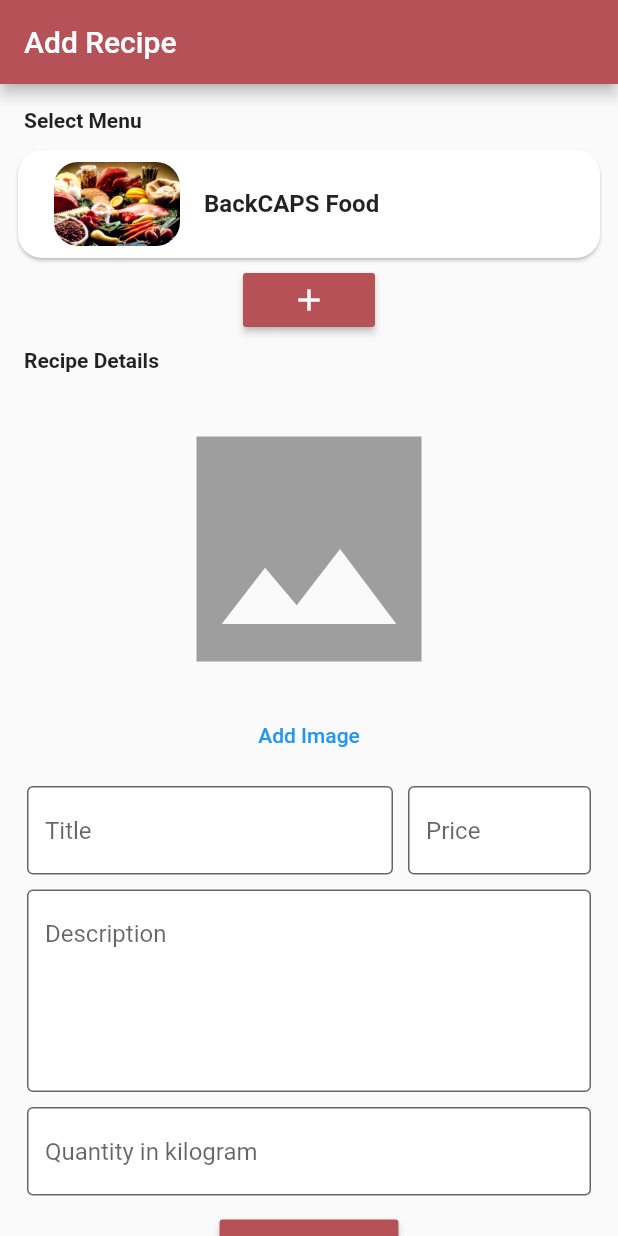
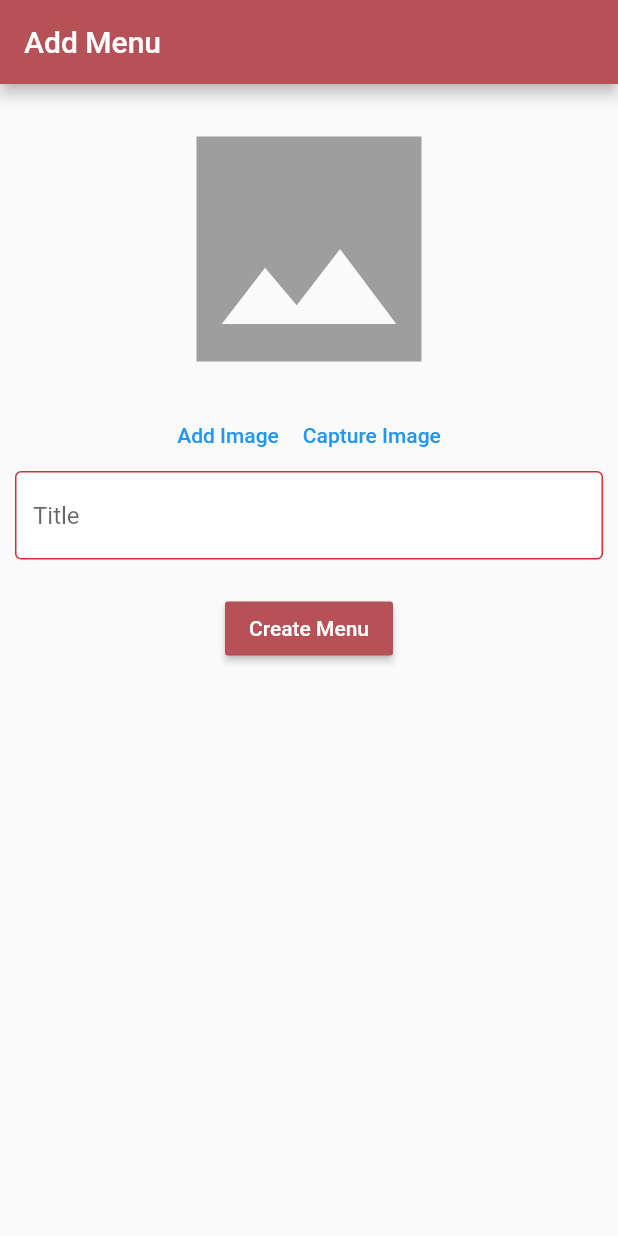
Before and after one commit to Zohaib1397/homenom, a Flutter app: the screen it shows after launch, on a phone screen of 412 x 824 dp. Run offline on Flutter 3.47's test engine with Material 2 defaults, Android fonts, the phone set to English and light mode, and no system bars; our stand-ins replace cloud_firestore, firebase_auth, firebase_core, geolocator, google_maps_flutter, image_picker and 2 more; missing offline and left inert: geocode; accounts and stored records are empty.

Commit message:
Menu and recipe database connected successfully

```diff
--- a/lib/constants/constants.dart
+++ b/lib/constants/constants.dart
@@ -2,6 +2,7 @@ import 'package:flutter/material.dart';
 import 'package:geocode/geocode.dart';
 import 'package:google_maps_flutter/google_maps_flutter.dart';
 
+import '../services/TextFieldHandler.dart';
 import '../structure/Address.dart';
 import '../structure/Role.dart';
 
@@ -29,3 +30,20 @@ const loremText = "Lorem ipsum dolor sit amet, consectetur adipiscing elit, sed
 
 const google_api_key = "AIzaSyCDBOCu_XE--rB5BamJJm4wFmk4AUa2pRI";
 const geocoder_api_key = "348740175803540265921x108595";
+
+TextField buildTextField(String hint, TextFieldHandler handler,
+    {int maxLines = 1, TextInputType inputType = TextInputType.name, bool hasErrorText = false}) {
+  return TextField(
+    controller: handler.controller,
+    maxLines: maxLines,
+    keyboardType: inputType,
+    decoration: !hasErrorText ? kInputFieldDecoration.copyWith(
+      hintText: hint,
+      border: const OutlineInputBorder(borderSide: BorderSide(width: 1)),
+    ) : kInputFieldDecoration.copyWith(
+      hintText: hint,
+      border: const OutlineInputBorder(borderSide: BorderSide(width: 1)),
+      errorText: handler.errorText,
+    ),
+  );
+}
--- a/lib/main.dart
+++ b/lib/main.dart
@@ -2,6 +2,7 @@ import 'package:firebase_core/firebase_core.dart';
 import 'package:flutter/material.dart';
 import 'package:homenom/firebase_options.dart';
 import 'package:homenom/screens/ForgetPasswordScreen.dart';
+import 'package:homenom/screens/add_menu_screen.dart';
 import 'package:homenom/screens/add_recipe_screen.dart';
 import 'package:homenom/screens/authentication_status.dart';
 import 'package:homenom/screens/cart_screen.dart';
@@ -35,8 +36,9 @@ class MyApp extends StatelessWidget {
   Widget build(BuildContext context) {
     return MaterialApp(
       debugShowCheckedModeBanner: false,
-      initialRoute: AddRecipeScreen.id,
+      initialRoute: AddMenuScreen.id,
       routes: {
+        AddMenuScreen.id: (context) => const AddMenuScreen(),
         AddRecipeScreen.id : (context) => const AddRecipeScreen(),
         SellerScreen.id: (context) => const SellerScreen(),
         OrderScreen.id: (context) => const OrderScreen(),
--- /dev/null
+++ b/lib/screens/add_menu_screen.dart
@@ -0,0 +1,110 @@
+import 'dart:io';
+
+import 'package:cloud_firestore/cloud_firestore.dart';
+import 'package:firebase_auth/firebase_auth.dart';
+import 'package:flutter/material.dart';
+import 'package:homenom/constants/constants.dart';
+import 'package:homenom/screens/recipe_screen.dart';
+import 'package:homenom/services/TextFieldHandler.dart';
+import 'package:image_picker/image_picker.dart';
+
+import '../services/Utlis.dart';
+import '../structure/Menu.dart';
+
+class AddMenuScreen extends StatefulWidget {
+  const AddMenuScreen({super.key});
+
+  static const String id = "Add_Menu_Screen";
+
+
+  @override
+  State<AddMenuScreen> createState() => _AddMenuScreenState();
+}
+
+class _AddMenuScreenState extends State<AddMenuScreen> {
+  final imagePicker = ImagePicker();
+  TextFieldHandler title = TextFieldHandler();
+  File? image;
+  Future<void> getImageFromGallery(ImageSource source) async{
+    try{
+      final imagePick = await imagePicker.pickImage(
+          source: source);
+      final imageTemporary = File(imagePick!.path);
+      setState(() => image = imageTemporary);
+    }catch (e){
+      Utils.showPopup(context, "Image Error", "Error: $e");
+    }
+  }
+
+  Future<void> createMenu() async{
+    try{
+      final auth = FirebaseAuth.instance;
+      final newMenu = Menu(
+        title: title.controller.text,
+        menuRating: 0,
+        recipeList: [],
+        menuUrl: 'Temporary empty',
+      );
+      await FirebaseFirestore.instance.collection("Menu").doc(auth.currentUser!.email).collection(title.controller.text).doc("Menu Details").set(newMenu.toJson());
+      ScaffoldMessenger.of(context).showSnackBar(const SnackBar(content: Text("Menu added successfully")));
+    }catch(e){
+      Utils.showPopup(context, "Database Error", "Something went wrong with firebase. Error: $e");
+    }
+
+  }
+  @override
+  Widget build(BuildContext context) {
+    return Scaffold(
+      appBar: AppBar(
+        backgroundColor: kAppBackgroundColor,
+        title: const Text("Add Menu"),
+      ),
+      body: Padding(
+        padding: const EdgeInsets.all(10.0),
+        child: Column(
+          children: [
+            SizedBox(
+              child: Column(
+                children: [
+                  image == null ? const Icon(
+                    Icons.image_sharp,
+                    color: Colors.grey,
+                    size: 200,
+                  ) : Image.file(image!,fit: BoxFit.cover,),
+                  Row(
+                    mainAxisAlignment: MainAxisAlignment.center,
+                    children: [
+                      TextButton(
+                          onPressed: () => getImageFromGallery(ImageSource.gallery),
+                          child: const Text("Add Image")),
+                      TextButton(
+                        onPressed: () => getImageFromGallery(ImageSource.camera),
+                        child: const Text("Capture Image"),
+                      ),
+                    ],
+                  ),
+                ],
+              ),
+            ),
+            buildTextField("Title", title, hasErrorText: true),
+            Row(
+              mainAxisAlignment: MainAxisAlignment.center,
+              children: [
+                MaterialButton(
+                  color: kAppBackgroundColor,
+                  onPressed: (){
+                    if(title.controller.text!="" && image != null){
+                      createMenu();
+                      Navigator.pop(context);
+                    }else{
+                      title.errorText = "Title & Image is required";
+                    }
+                }, child: const Text("Create Menu",style: TextStyle(color: Colors.white),) ,),
+              ],
+            ),
+          ],
+        ),
+      ),
+    );
+  }
+}
--- a/lib/screens/add_recipe_screen.dart
+++ b/lib/screens/add_recipe_screen.dart
@@ -1,6 +1,16 @@
+
+import 'dart:io';
+
+import 'package:cloud_firestore/cloud_firestore.dart';
+import 'package:firebase_auth/firebase_auth.dart';
 import 'package:flutter/material.dart';
 import 'package:homenom/constants/constants.dart';
 import 'package:homenom/services/TextFieldHandler.dart';
+import 'package:image_picker/image_picker.dart';
+import 'package:provider/provider.dart';
+
+import '../services/Utlis.dart';
+import '../structure/Recipe.dart';
 
 class AddRecipeScreen extends StatefulWidget {
   const AddRecipeScreen({super.key});
@@ -13,10 +23,25 @@ class AddRecipeScreen extends StatefulWidget {
 
 class _AddRecipeScreenState extends State<AddRecipeScreen> {
   late AssetImage recipeImage;
+  final imagePicker = ImagePicker();
+  File? image;
+
   TextFieldHandler recipeTitle = TextFieldHandler();
   TextFieldHandler recipePrice = TextFieldHandler();
   TextFieldHandler recipeDescription = TextFieldHandler();
   TextFieldHandler recipeQuantity = TextFieldHandler();
+
+  Future<void> getImageFromGallery(ImageSource source) async{
+    try{
+      final imagePick = await imagePicker.pickImage(
+          source: source);
+      final imageTemporary = File(imagePick!.path);
+      setState(() => image = imageTemporary);
+    }catch (e){
+      Utils.showPopup(context, "Image Error", "Error: $e");
+    }
+
+  }
 
   @override
   Widget build(BuildContext context) {
@@ -62,7 +87,7 @@ class _AddRecipeScreenState extends State<AddRecipeScreen> {
                   MaterialButton(
                     color: kAppBackgroundColor,
                     onPressed: () {},
-                    child: Icon(
+                    child: const Icon(
                       Icons.add,
                       color: Colors.white,
                     ),
@@ -77,19 +102,29 @@ class _AddRecipeScreenState extends State<AddRecipeScreen> {
                 ),
               ),
               Container(
-                padding: EdgeInsets.all(10),
+                padding: const EdgeInsets.all(10),
                 child: Column(
                   children: [
-                    Container(
+                    SizedBox(
                       child: Column(
                         children: [
-                          Icon(
+                          image == null ? const Icon(
                             Icons.image_sharp,
                             color: Colors.grey,
                             size: 200,
+                          ) : Image.file(image!,fit: BoxFit.cover,),
+                          Row(
+                            mainAxisAlignment: MainAxisAlignment.center,
+                            children: [
+                              TextButton(
+                                  onPressed: () => getImageFromGallery(ImageSource.gallery),
+                                  child: const Text("Add Image")),
+                              TextButton(
+                                onPressed: () => getImageFromGallery(ImageSource.camera),
+                                child: const Text("Capture Image"),
+                              ),
+                            ],
                           ),
-                          TextButton(
-                              onPressed: () {}, child: const Text("Add Image")),
                         ],
                       ),
                     ),
@@ -106,24 +141,27 @@ class _AddRecipeScreenState extends State<AddRecipeScreen> {
                           width: 10,
                         ),
                         Expanded(
-                          flex: 1,
-                          child: buildTextField("Price", recipePrice)
-                        ),
+                            flex: 1,
+                            child: buildTextField("Price", recipePrice)),
                       ],
                     ),
                     const SizedBox(
                       height: 10,
                     ),
-                    buildTextField("Description", recipeDescription, maxLines: 5, inputType: TextInputType.number),
+                    buildTextField("Description", recipeDescription,
+                        maxLines: 5, inputType: TextInputType.number),
                     const SizedBox(
                       height: 10,
                     ),
-                    buildTextField("Quantity in kilogram", recipeQuantity, inputType: TextInputType.number),
+                    buildTextField("Quantity in kilogram", recipeQuantity,
+                        inputType: TextInputType.number),
                     const SizedBox(height: 10),
                     MaterialButton(
                       color: kAppBackgroundColor,
                       textColor: Colors.white,
-                      onPressed: () {},
+                      onPressed: () {
+                        addRecipeToDatabase();
+                      },
                       child: const Text(
                         "Create Recipe",
                       ),
@@ -139,15 +177,28 @@ class _AddRecipeScreenState extends State<AddRecipeScreen> {
     );
   }
 
-  TextField buildTextField(String hint, TextFieldHandler handler, {int maxLines = 1, TextInputType inputType = TextInputType.name }) {
-    return TextField(
-      controller: handler.controller,
-      maxLines: maxLines,
-      keyboardType: inputType,
-      decoration: kInputFieldDecoration.copyWith(
-        hintText: hint,
-        border: const OutlineInputBorder(borderSide: BorderSide(width: 1)),
-      ),
-    );
+
+
+  Future<void> addRecipeToDatabase() async {
+    if (recipeTitle.controller.text!="" && recipePrice.controller.text!="" && recipeDescription.controller.text!="" && recipeQuantity.controller.text!=""){
+      try{
+        final auth = await FirebaseAuth.instance;
+        final recipe = Recipe(
+          id: "Temporary Empty",
+          url: "Temporary Empty",
+          name: recipeTitle.controller.text,
+          description: recipeDescription.controller.text,
+          price: double.parse(recipePrice.controller.text),
+          quantity: int.parse(recipeQuantity.controller.text),
+          rating: 0,
+        );
+        await FirebaseFirestore.instance.collection("Recipes").doc(auth.currentUser!.email).set(recipe.toJson());
+        print("recipe added successfully");
+      }catch (e){
+        Utils.showPopup(context, "Database Connectivity Issue", "Something went wrong. Error: $e");
+      }
+    }else{
+      Utils.showPopup(context, "Fields error", "You need to fill all the fields to create Recipe.");
+    }
   }
 }
--- /dev/null
+++ b/lib/structure/Menu.dart
@@ -0,0 +1,33 @@
+import 'Recipe.dart';
+
+class Menu{
+  late String title;
+  late int menuRating;
+  late String menuUrl;
+  late List<Recipe> recipeList;
+
+  Menu({
+    required this.menuUrl,
+    required this.title,
+    required this.menuRating,
+    required this.recipeList,
+  });
+
+  factory Menu.fromJson(Map<String, dynamic> json) => Menu(
+      menuUrl: json['menuUrl'],
+      title: json['title'],
+      menuRating: json['menuRating'],
+      recipeList: json['recipeList']
+  );
+
+  Map<String, dynamic> toJson(){
+    Map<String, dynamic> data = {
+      'menuUrl': menuUrl,
+      'title' : title,
+      'menuRating' : menuRating,
+      'recipeList' : recipeList,
+    };
+
+    return data;
+  }
+}
--- a/lib/structure/Recipe.dart
+++ b/lib/structure/Recipe.dart
@@ -1,3 +1,4 @@
+
 class Recipe {
   late String id;
   late String url;
--- a/pubspec.yaml
+++ b/pubspec.yaml
@@ -26,6 +26,7 @@ dependencies:
   geolocator: ^10.1.0
   permission_handler: ^11.0.1
   geocode: ^1.0.3
+  image_picker: ^1.0.4
 
 dev_dependencies:
   flutter_test:
```
Also changed, not shown: lib/services/controller.dart (added), pubspec.lock, 2 other files.
